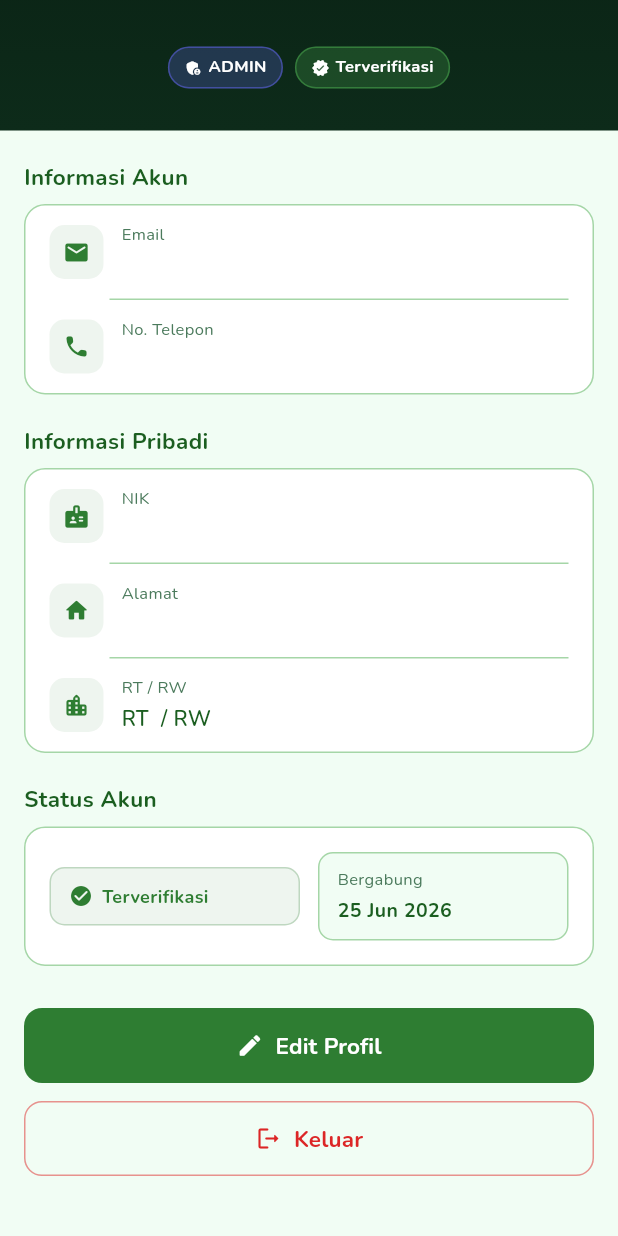
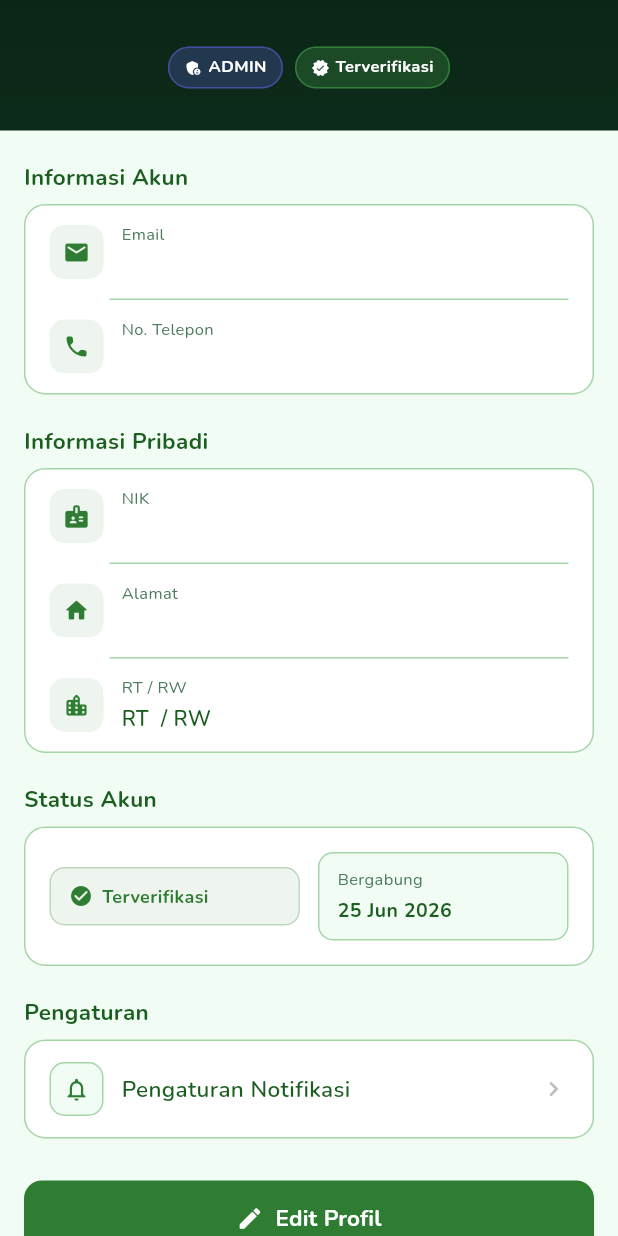
Before and after one commit to Mifta24/mypengaduan_app, a Flutter app: the AdminProfileScreen screen opened directly, scrolled down 196 dp, on a phone screen of 412 x 824 dp. Run offline on Flutter 3.47's test engine with Material 3 defaults, Android fonts, the phone set to English and light mode, and no system bars; our stand-ins replace cached_network_image, dio, file_picker, firebase_core, firebase_messaging, flutter_local_notifications and 7 more; missing offline and left inert: excel; accounts and stored records are empty; network calls fail.

Commit message:
feat: add settings menu to admin profile screen
Mirror the user profile's account settings card so admins can also
reach notification settings, replacing the previously non-functional
settings icon in the header.

```diff
--- a/lib/screens/admin/profile/admin_profile_screen.dart
+++ b/lib/screens/admin/profile/admin_profile_screen.dart
@@ -183,6 +183,10 @@ class _AdminProfileScreenState extends State<AdminProfileScreen> {
                         _buildSectionLabel('Status Akun'),
                         const SizedBox(height: 8),
                         _buildStatusCard(user),
+                        const SizedBox(height: 20),
+                        _buildSectionLabel('Pengaturan'),
+                        const SizedBox(height: 8),
+                        _buildSettingsCard(),
                         const SizedBox(height: 28),
                         _buildActions(user),
                       ],
@@ -327,18 +331,6 @@ class _AdminProfileScreenState extends State<AdminProfileScreen> {
             angle: -0.5,
             child: Icon(Icons.eco_rounded, size: 28,
                 color: AppTheme.primaryDark.withValues(alpha: 0.35)),
-          ),
-        ),
-        // Settings icon
-        Positioned(
-          top: 48,
-          right: 8,
-          child: SafeArea(
-            child: IconButton(
-              icon: const Icon(Icons.settings_rounded,
-                  color: Colors.white70, size: 22),
-              onPressed: () {},
-            ),
           ),
         ),
       ],
@@ -527,6 +519,62 @@ class _AdminProfileScreenState extends State<AdminProfileScreen> {
     );
   }
 
+  Widget _buildSettingsCard() {
+    return Container(
+      decoration: BoxDecoration(
+        color: Colors.white,
+        borderRadius: BorderRadius.circular(14),
+        border: Border.all(color: AppTheme.border),
+      ),
+      child: Column(
+        children: [
+          _actionTile(
+            icon: Icons.notifications_outlined,
+            label: 'Pengaturan Notifikasi',
+            onTap: () => context.push(AppRouter.notificationSettings),
+          ),
+        ],
+      ),
+    );
+  }
+
+  Widget _actionTile({
+    required IconData icon,
+    required String label,
+    required VoidCallback onTap,
+  }) {
+    return InkWell(
+      onTap: onTap,
+      borderRadius: BorderRadius.circular(14),
+      child: Padding(
+        padding: const EdgeInsets.symmetric(horizontal: 16, vertical: 14),
+        child: Row(
+          children: [
+            Container(
+              width: 36, height: 36,
+              decoration: BoxDecoration(
+                color: AppTheme.surface,
+                borderRadius: BorderRadius.circular(10),
+                border: Border.all(color: AppTheme.border),
+              ),
+              child: Icon(icon, size: 18, color: AppTheme.primary),
+            ),
+            const SizedBox(width: 12),
+            Expanded(
+              child: Text(label,
+                  style: GoogleFonts.nunito(
+                      fontSize: 15,
+                      fontWeight: FontWeight.w600,
+                      color: AppTheme.textPrimary)),
+            ),
+            Icon(Icons.chevron_right_rounded,
+                size: 20, color: Colors.grey.shade400),
+          ],
+        ),
+      ),
+    );
+  }
+
   Widget _buildActions(User user) {
     return Column(
       children: [
```
